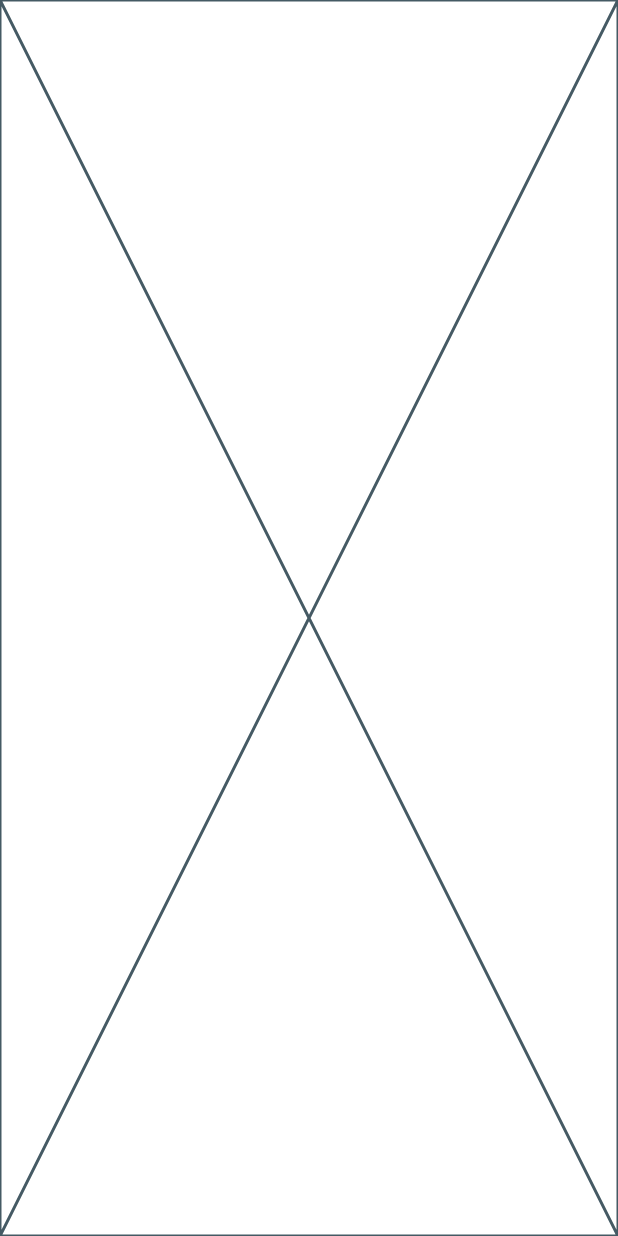
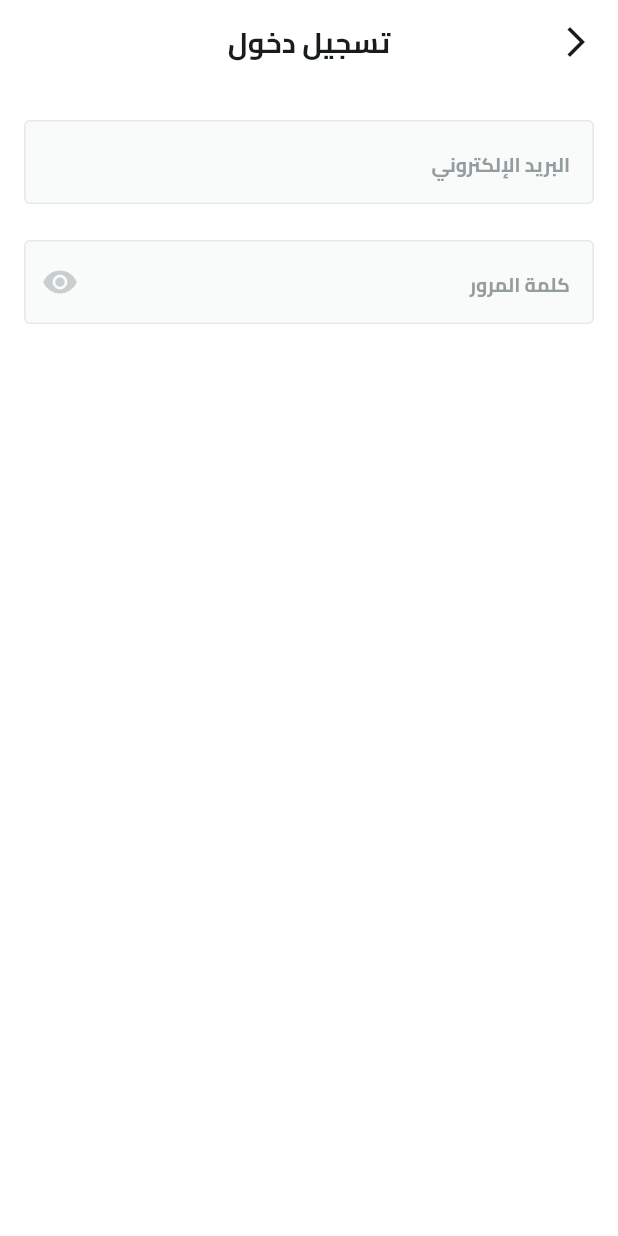
Before and after one commit to Hashem02-it/fruits_app, a Flutter app: the screen it shows after launch, after a tap on "تخط", on a phone screen of 412 x 824 dp. Run offline on Flutter 3.47's test engine with Material 3 defaults, Android fonts, the phone set to English and light mode, and no system bars; our stand-ins replace dots_indicator, flutter_svg, shared_preferences.

Commit message:
create loginpage

```diff
--- a/lib/features/auth/login_view.dart
+++ b/lib/features/auth/login_view.dart
@@ -1,4 +1,7 @@
 import 'package:flutter/material.dart';
+
+import 'package:fruits_app/features/auth/presentation/views/widgets/login_view_body.dart';
+import 'package:fruits_app/widgets/custom_appbar.dart';
 
 class LoginView extends StatelessWidget {
   const LoginView({super.key});
@@ -6,6 +9,9 @@ class LoginView extends StatelessWidget {
   static const String routeName = 'LoginView';
   @override
   Widget build(BuildContext context) {
-    return const Placeholder();
+    return Scaffold(
+      appBar: CustomAppBar(context, title: 'تسجيل دخول'),
+      body: LoginViewBody(),
+    );
   }
 }
--- /dev/null
+++ b/lib/features/auth/presentation/views/widgets/login_view_body.dart
@@ -0,0 +1,37 @@
+import 'package:flutter/material.dart';
+import 'package:fruits_app/constants.dart';
+import 'package:fruits_app/widgets/custom_textfield.dart';
+
+class LoginViewBody extends StatelessWidget {
+  const LoginViewBody({super.key});
+
+  @override
+  Widget build(BuildContext context) {
+    return Padding(
+      padding: const EdgeInsets.symmetric(horizontal: kHorizantalPadding),
+      child: SingleChildScrollView(
+        child: Column(
+          children: [
+            SizedBox(
+              height: 24,
+            ),
+            CustomTextFormField(
+              hintText: 'البريد الإلكتروني',
+            ),
+            SizedBox(
+              height: 24,
+            ),
+            CustomTextFormField(
+              keyboardType: TextInputType.visiblePassword,
+              suffixIcon: Icon(
+                Icons.visibility,
+                color: Color(0xffC9CECF),
+              ),
+              hintText: 'كلمة المرور',
+            ),
+          ],
+        ),
+      ),
+    );
+  }
+}
--- a/lib/main.dart
+++ b/lib/main.dart
@@ -3,6 +3,7 @@ import 'package:flutter_localizations/flutter_localizations.dart';
 
 import 'package:fruits_app/core/helper_functions/on_generate_routes.dart';
 import 'package:fruits_app/core/services/shared_prefences_singleton.dart';
+import 'package:fruits_app/core/utils/app_colors.dart';
 import 'package:fruits_app/features/splash/presentation/views/splash_view.dart';
 
 import 'generated/l10n.dart';
@@ -20,7 +21,9 @@ class FrtuitHub extends StatelessWidget {
   Widget build(BuildContext context) {
     return MaterialApp(
       theme: ThemeData(
+        scaffoldBackgroundColor: Colors.white,
         fontFamily: 'Cairo',
+        colorScheme: ColorScheme.fromSeed(seedColor: AppColors.primaryColor),
       ),
       localizationsDelegates: [
         S.delegate,
--- /dev/null
+++ b/lib/widgets/custom_appbar.dart
@@ -0,0 +1,17 @@
+import 'package:flutter/material.dart';
+import 'package:fruits_app/core/utils/app_text_styles.dart';
+
+AppBar CustomAppBar(context, {required String title}) {
+  return AppBar(
+      backgroundColor: Colors.white,
+      leading: GestureDetector(
+          onTap: () {
+            Navigator.pop(context);
+          },
+          child: Icon(Icons.arrow_back_ios_new)),
+      centerTitle: true,
+      title: Text(
+        title,
+        style: TextStyles.bold19,
+      ));
+}
--- /dev/null
+++ b/lib/widgets/custom_textfield.dart
@@ -0,0 +1,36 @@
+import 'package:flutter/material.dart';
+import 'package:fruits_app/core/utils/app_text_styles.dart';
+
+class CustomTextFormField extends StatelessWidget {
+  const CustomTextFormField(
+      {super.key, required this.hintText, this.keyboardType, this.suffixIcon});
+  final String hintText;
+  final TextInputType? keyboardType;
+  final Widget? suffixIcon;
+  @override
+  Widget build(BuildContext context) {
+    return TextFormField(
+      keyboardType: keyboardType,
+      decoration: InputDecoration(
+        suffixIcon: suffixIcon,
+        hintText: hintText,
+        hintStyle: TextStyles.bold13.copyWith(color: Color(0xFF949D9E)),
+        filled: true,
+        fillColor: Color(0xFFF9FAFA),
+        border: buildBorder(),
+        enabledBorder: buildBorder(),
+        focusedBorder: buildBorder(),
+      ),
+    );
+  }
+
+  OutlineInputBorder buildBorder() {
+    return OutlineInputBorder(
+      borderRadius: BorderRadius.circular(4.0),
+      borderSide: BorderSide(
+        width: 1.0,
+        color: Color(0xFFE6E9E9),
+      ),
+    );
+  }
+}
```
